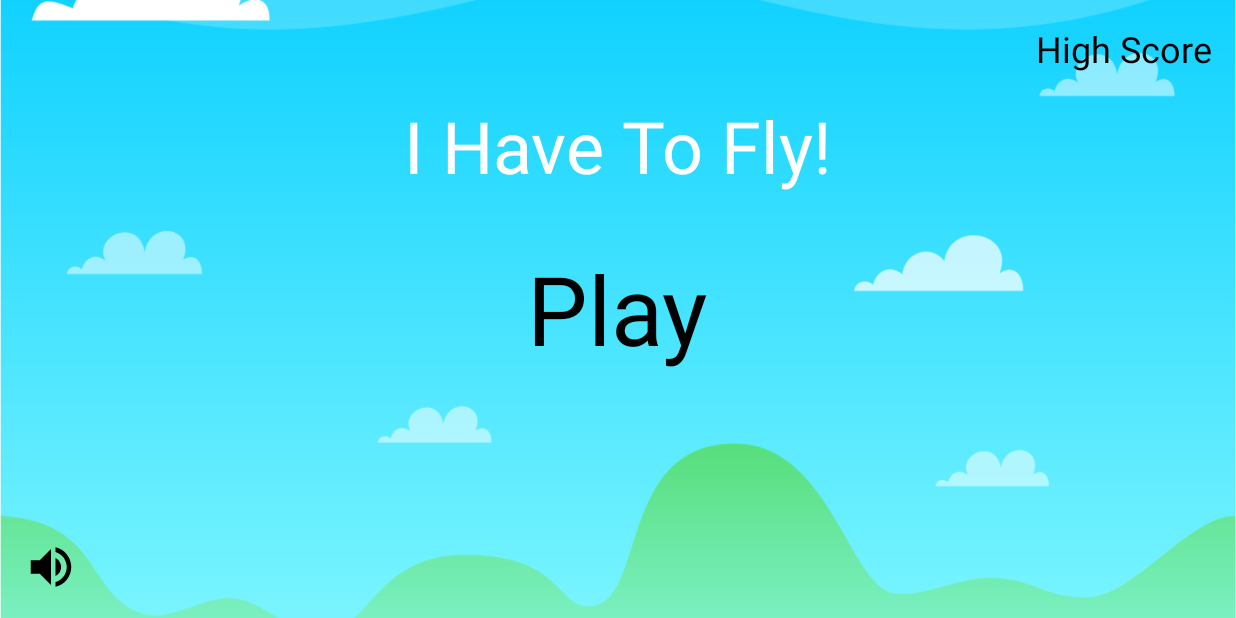
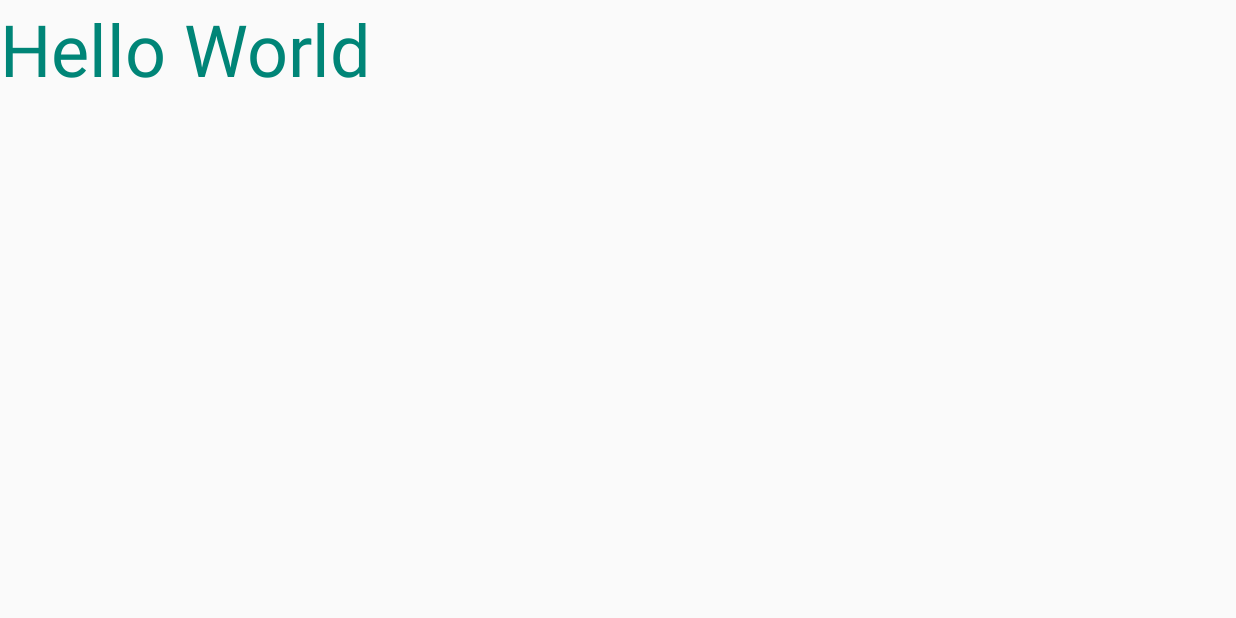
Before and after one commit to adrianohenriquess/AirPlaneGame, an Android app: the screen it shows after launch (MainActivity), on a phone screen of 824 x 412 dp (held sideways). Run offline under Robolectric (Android 15) with nearby library versions, the phone set to English and light mode, and no system bars.

Commit message:
Base hello world para qualquer jogo

```diff
--- a/app/src/main/res/layout/activity_main.xml
+++ b/app/src/main/res/layout/activity_main.xml
@@ -6,47 +6,11 @@
     android:layout_height="match_parent"
     tools:context=".MainActivity">
 
-    <ImageView
+    <TextView
         android:layout_width="match_parent"
-        android:layout_height="match_parent"
-        android:src="@drawable/background"
-        android:scaleType="centerCrop"/>
-
-    <TextView
-        android:layout_width="wrap_content"
         android:layout_height="wrap_content"
-        android:textSize="48sp"
-        android:text="I Have To Fly!"
-        android:textColor="#ffffff"
-        android:layout_above="@id/play"
-        android:layout_below="@id/highScoreTxt"
-        android:layout_centerHorizontal="true"/>
-
-    <TextView
-        android:layout_width="wrap_content"
-        android:layout_height="wrap_content"
-        android:text="Play"
-        android:textSize="64sp"
-        android:layout_centerInParent="true"
-        android:textColor="#000000"
-        android:id="@+id/play"/>
-
-    <TextView
-        android:layout_width="wrap_content"
-        android:layout_height="wrap_content"
-        android:textSize="24sp"
-        android:textColor="#000000"
-        android:text="High Score"
-        android:id="@+id/highScoreTxt"
-        android:layout_margin="16dp"
-        android:layout_alignParentRight="true"/>
-
-    <ImageView
-        android:layout_width="36dp"
-        android:layout_height="36dp"
-        android:layout_alignParentBottom="true"
-        android:layout_margin="16dp"
-        android:id="@+id/volumeCtrl"
-        android:src="@drawable/ic_volume_up_black_24dp"/>
+        android:text="Hello World"
+        android:textColor="@color/colorPrimary"
+        android:textSize="48sp" />
 
 </RelativeLayout>
```
